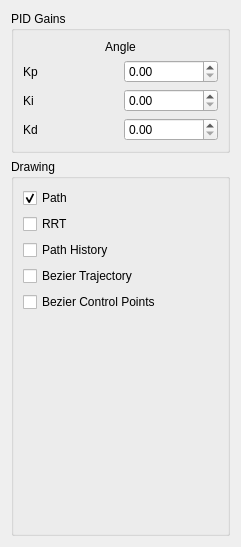
Above: soccer/motion/ui/config.ui from RoboJackets/robocup-software before the change. Below: the same form after it.
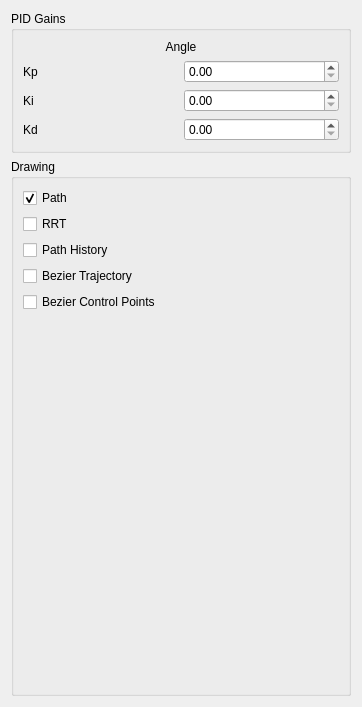
That is the form after the change.

Commit message: Fixed small bugs and added new (non-functional) config file tab

Patch:
```diff
--- a/soccer/motion/ui/config.ui
+++ b/soccer/motion/ui/config.ui
@@ -6,15 +6,64 @@
    <rect>
     <x>0</x>
     <y>0</y>
-    <width>241</width>
-    <height>547</height>
+    <width>362</width>
+    <height>707</height>
    </rect>
   </property>
   <property name="windowTitle">
    <string>Motion</string>
   </property>
-  <layout class="QGridLayout" name="gridLayout_2">
-   <item row="1" column="0">
+  <layout class="QVBoxLayout" name="verticalLayout_3">
+   <item>
+    <widget class="QGroupBox" name="groupBox">
+     <property name="title">
+      <string>PID Gains</string>
+     </property>
+     <layout class="QGridLayout" name="gridLayout">
+      <item row="0" column="0" colspan="2">
+       <widget class="QLabel" name="label_6">
+        <property name="text">
+         <string>Angle</string>
+        </property>
+        <property name="alignment">
+         <set>Qt::AlignCenter</set>
+        </property>
+       </widget>
+      </item>
+      <item row="1" column="0">
+       <widget class="QLabel" name="label_5">
+        <property name="text">
+         <string>Kp</string>
+        </property>
+       </widget>
+      </item>
+      <item row="1" column="1">
+       <widget class="QDoubleSpinBox" name="ang_kp"/>
+      </item>
+      <item row="3" column="0">
+       <widget class="QLabel" name="label_4">
+        <property name="text">
+         <string>Kd</string>
+        </property>
+       </widget>
+      </item>
+      <item row="3" column="1">
+       <widget class="QDoubleSpinBox" name="ang_kd"/>
+      </item>
+      <item row="2" column="1">
+       <widget class="QDoubleSpinBox" name="ang_ki"/>
+      </item>
+      <item row="2" column="0">
+       <widget class="QLabel" name="label_8">
+        <property name="text">
+         <string>Ki</string>
+        </property>
+       </widget>
+      </item>
+     </layout>
+    </widget>
+   </item>
+   <item>
     <widget class="QGroupBox" name="groupBox_2">
      <property name="title">
       <string>Drawing</string>
@@ -74,55 +123,6 @@
      </layout>
     </widget>
    </item>
-   <item row="0" column="0">
-    <widget class="QGroupBox" name="groupBox">
-     <property name="title">
-      <string>PID Gains</string>
-     </property>
-     <layout class="QGridLayout" name="gridLayout">
-      <item row="0" column="0" colspan="2">
-       <widget class="QLabel" name="label_6">
-        <property name="text">
-         <string>Angle</string>
-        </property>
-        <property name="alignment">
-         <set>Qt::AlignCenter</set>
-        </property>
-       </widget>
-      </item>
-      <item row="1" column="0">
-       <widget class="QLabel" name="label_5">
-        <property name="text">
-         <string>Kp</string>
-        </property>
-       </widget>
-      </item>
-      <item row="1" column="1">
-       <widget class="QDoubleSpinBox" name="ang_kp"/>
-      </item>
-      <item row="3" column="0">
-       <widget class="QLabel" name="label_4">
-        <property name="text">
-         <string>Kd</string>
-        </property>
-       </widget>
-      </item>
-      <item row="3" column="1">
-       <widget class="QDoubleSpinBox" name="ang_kd"/>
-      </item>
-      <item row="2" column="1">
-       <widget class="QDoubleSpinBox" name="ang_ki"/>
-      </item>
-      <item row="2" column="0">
-       <widget class="QLabel" name="label_8">
-        <property name="text">
-         <string>Ki</string>
-        </property>
-       </widget>
-      </item>
-     </layout>
-    </widget>
-   </item>
   </layout>
  </widget>
  <resources/>
```
The commit also changes 16 other files.
